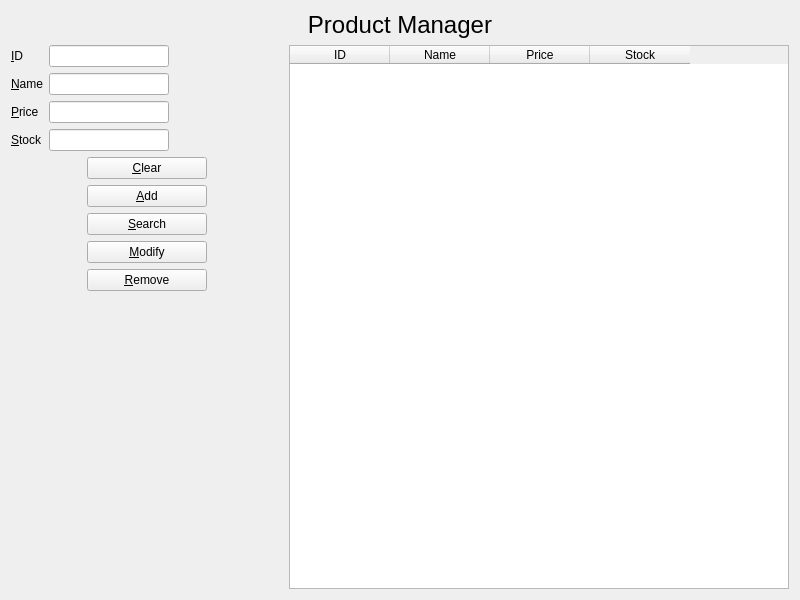
The window that productform.ui (ChunJeong27/CRMMiniProject) describes before a commit, drawn with Qt 5.
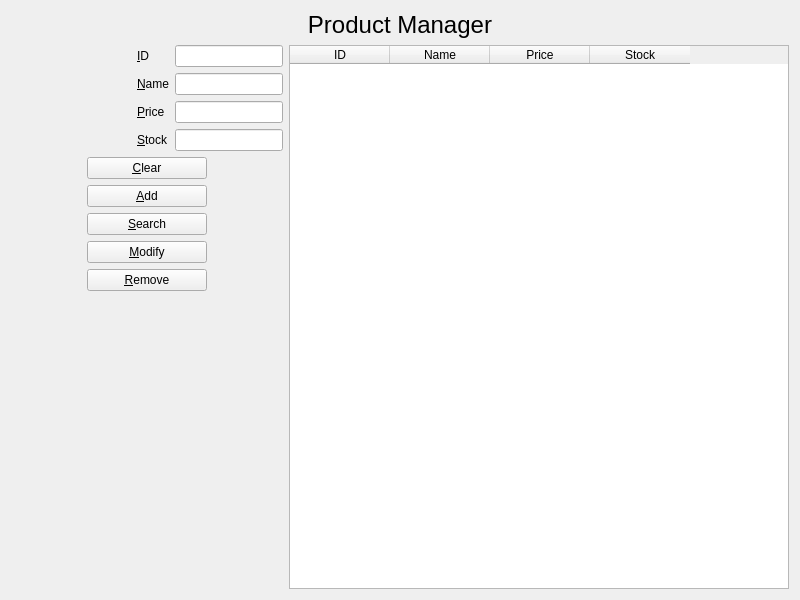
The same window after the commit.

Commit message: 단순 UI 수정

What changed in the file:
```diff
--- a/productform.ui
+++ b/productform.ui
@@ -30,10 +30,25 @@
     </widget>
    </item>
    <item>
-    <layout class="QHBoxLayout" name="horizontalLayout_2">
+    <layout class="QHBoxLayout" name="horizontalLayout_3">
      <item>
       <layout class="QVBoxLayout" name="verticalLayout">
        <item>
+        <layout class="QHBoxLayout" name="horizontalLayout_2">
+         <item>
+          <spacer name="horizontalSpacer_3">
+           <property name="orientation">
+            <enum>Qt::Horizontal</enum>
+           </property>
+           <property name="sizeHint" stdset="0">
+            <size>
+             <width>40</width>
+             <height>20</height>
+            </size>
+           </property>
+          </spacer>
+         </item>
+         <item>
         <layout class="QFormLayout" name="formLayout">
          <item row="0" column="0">
           <widget class="QLabel" name="label">
@@ -46,14 +61,7 @@
           </widget>
          </item>
          <item row="0" column="1">
-          <widget class="QLineEdit" name="idLineEdit">
-           <property name="maximumSize">
-            <size>
-             <width>120</width>
-             <height>16777215</height>
-            </size>
-           </property>
-          </widget>
+            <widget class="QLineEdit" name="idLineEdit"/>
          </item>
          <item row="1" column="0">
           <widget class="QLabel" name="label_2">
@@ -66,14 +74,7 @@
           </widget>
          </item>
          <item row="1" column="1">
-          <widget class="QLineEdit" name="nameLineEdit">
-           <property name="maximumSize">
-            <size>
-             <width>120</width>
-             <height>16777215</height>
-            </size>
-           </property>
-          </widget>
+            <widget class="QLineEdit" name="nameLineEdit"/>
          </item>
          <item row="2" column="0">
           <widget class="QLabel" name="label_3">
@@ -86,14 +87,7 @@
           </widget>
          </item>
          <item row="2" column="1">
-          <widget class="QLineEdit" name="priceLineEdit">
-           <property name="maximumSize">
-            <size>
-             <width>120</width>
-             <height>16777215</height>
-            </size>
-           </property>
-          </widget>
+            <widget class="QLineEdit" name="priceLineEdit"/>
          </item>
          <item row="3" column="0">
           <widget class="QLabel" name="label_4">
@@ -106,14 +100,9 @@
           </widget>
          </item>
          <item row="3" column="1">
-          <widget class="QLineEdit" name="stockLineEdit">
-           <property name="maximumSize">
-            <size>
-             <width>120</width>
-             <height>16777215</height>
-            </size>
-           </property>
-          </widget>
+            <widget class="QLineEdit" name="stockLineEdit"/>
+           </item>
+          </layout>
          </item>
         </layout>
        </item>
```
Lines whose indentation alone changed are shown as unchanged. The commit also changes 4 other files.
